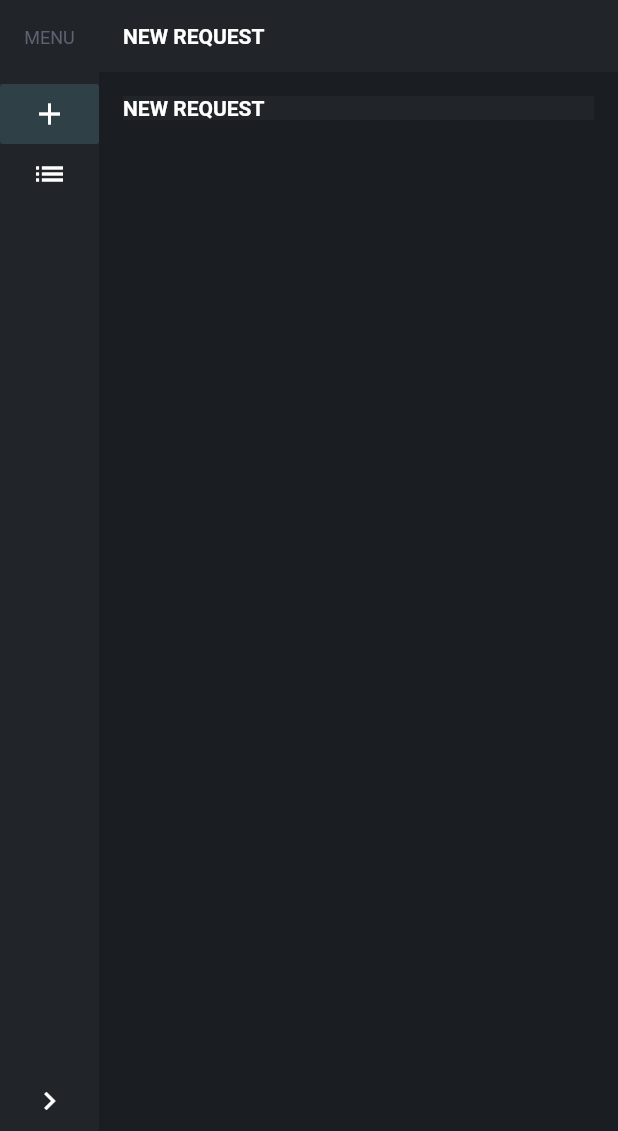
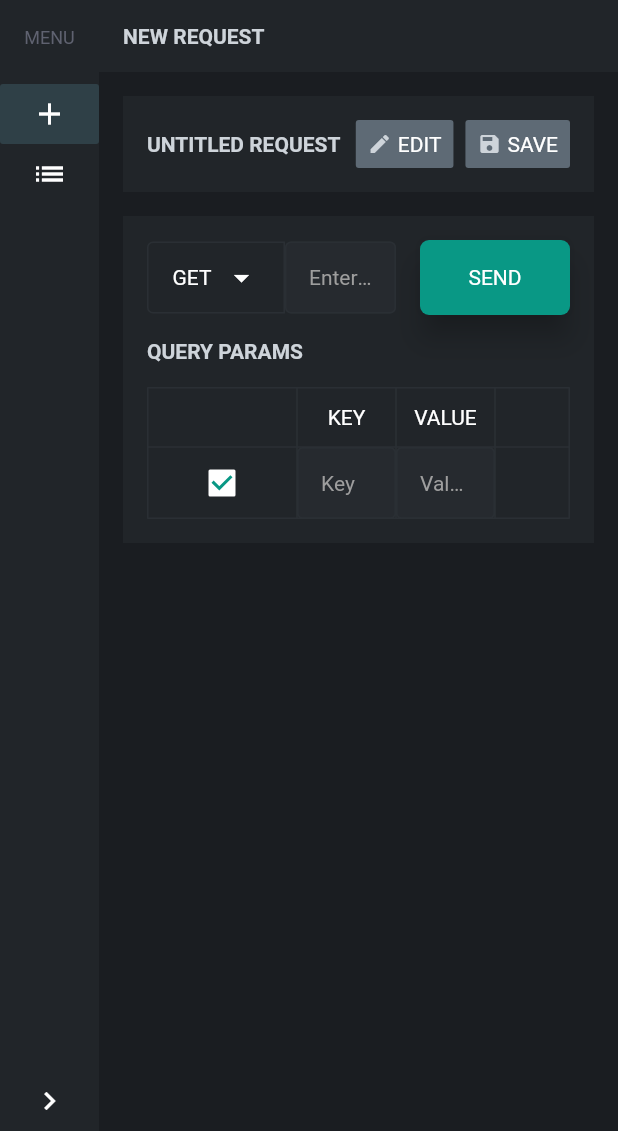
Before and after one commit to syedmurtaza108/flutter-postman, a Flutter app: the HomePage screen opened by its route, on a phone screen of 412 x 824 dp, the part 105-1236 px from its top. Run offline on Flutter 3.47's test engine with Material 2 defaults, Android fonts, the phone set to English and light mode, and no system bars; drawn by our look-alikes of auto_size_text; our stand-ins replace firebase_auth, firebase_core, flutter_bloc, lottie; accounts and stored records are empty.

Commit message:
json key form

```diff
--- a/lib/app/screens/api/view/api_view.dart
+++ b/lib/app/screens/api/view/api_view.dart
@@ -0,0 +1,124 @@
+import 'package:flutter/material.dart';
+import 'package:flutter_postman/app/screens/widgets/widgets.dart';
+import 'package:flutter_postman/app/utils/utils.dart';
+
+class ApiView extends StatefulWidget {
+  const ApiView({
+    required this.title,
+    super.key,
+  });
+
+  final String title;
+
+  @override
+  State<ApiView> createState() => _ApiViewState();
+}
+
+class _ApiViewState extends State<ApiView> {
+  @override
+  Widget build(BuildContext context) {
+    const color = Color(0xffced4da);
+    return Column(
+      children: [
+        Container(
+          color: const Color(0xff212529),
+          width: double.maxFinite,
+          margin: 16.padding,
+          padding: 16.padding,
+          child: Row(
+            children: [
+              Expanded(
+                child: widget.title.body1
+                    .withAlign(TextAlign.start)
+                    .bold
+                    .withColor(color),
+              ),
+              8.width,
+              Material(
+                color: const Color(0xff5e6a75),
+                borderRadius: BorderRadius.circular(2),
+                child: InkWell(
+                  borderRadius: BorderRadius.circular(2),
+                  onTap: () {},
+                  child: Padding(
+                    padding: 8.padding,
+                    child: Row(
+                      children: [
+                        const Icon(Icons.edit, color: color, size: 16),
+                        4.width,
+                        'EDIT'.body1,
+                      ],
+                    ),
+                  ),
+                ),
+              ),
+              8.width,
+              Material(
+                color: const Color(0xff5e6a75),
+                borderRadius: BorderRadius.circular(2),
+                child: InkWell(
+                  borderRadius: BorderRadius.circular(2),
+                  onTap: () {},
+                  child: Padding(
+                    padding: 8.padding,
+                    child: Row(
+                      children: [
+                        const Icon(Icons.save, color: color, size: 16),
+                        4.width,
+                        'SAVE'.body1,
+                      ],
+                    ),
+                  ),
+                ),
+              ),
+            ],
+          ),
+        ),
+        Container(
+          color: const Color(0xff212529),
+          width: double.maxFinite,
+          margin: 16.horizontal,
+          padding: 16.padding,
+          child: Column(
+            crossAxisAlignment: CrossAxisAlignment.stretch,
+            children: [
+              Row(
+                children: [
+                  HttpMethodsMenu(
+                    httpMethod: HttpMethod.get,
+                    onFilter: (_) {},
+                  ),
+                  Expanded(
+                    child: AppTextField(
+                      title: '',
+                      hint: 'Enter request URL',
+                      onChanged: (_) {},
+                      content: '',
+                      error: null,
+                    ),
+                  ),
+                  16.width,
+                  SizedBox(
+                    width: 100,
+                    child: PrimaryButton(
+                      text: 'SEND',
+                      onPressed: () {},
+                    ),
+                  ),
+                ],
+              ),
+              16.height,
+              'QUERY PARAMS'
+                  .body1
+                  .withAlign(TextAlign.start)
+                  .bold
+                  .withColor(const Color(0xffced4da)),
+              16.height,
+              const JsonTextField(),
+            ],
+          ),
+        ),
+      ],
+    );
+  }
+}
--- a/lib/app/screens/home/view/home_page.dart
+++ b/lib/app/screens/home/view/home_page.dart
@@ -1,6 +1,6 @@
-import 'package:firebase_auth/firebase_auth.dart';
 import 'package:flutter/material.dart';
 import 'package:flutter_bloc/flutter_bloc.dart';
+import 'package:flutter_postman/app/screens/api/api.dart';
 import 'package:flutter_postman/app/screens/home/home.dart';
 import 'package:flutter_postman/app/screens/login/view/login_page.dart';
 import 'package:flutter_postman/app/screens/logout/logout.dart';
@@ -27,7 +27,7 @@ class _HomePageState extends State<HomePage> {
         isCollapsed: MediaQuery.of(context).size.width <= 800,
         items: [
           CollapsibleItem(
-            text: 'NEW REQUEST BITRISE',
+            text: 'NEW REQUEST',
             icon: Icons.add,
             onPressed: () {},
             isSelected: true,
@@ -38,7 +38,9 @@ class _HomePageState extends State<HomePage> {
             onPressed: () {},
           ),
         ],
-        body: Column(
+        body: SingleChildScrollView(
+          controller: ScrollController(),
+          child: Column(
             children: [
               Container(
                 color: const Color(0xff292e32),
@@ -104,15 +106,17 @@ class _HomePageState extends State<HomePage> {
                 color: const Color(0xff212529),
                 width: double.maxFinite,
                 padding: 16.padding,
-              child: 'NEW REQUEST'.body1.withAlign(TextAlign.start).bold,
+                child: 'NEW REQUEST'
+                    .body1
+                    .withAlign(TextAlign.start)
+                    .bold
+                    .withColor(const Color(0xffced4da)),
               ),
-            Container(
-              color: const Color(0xff212529),
-              width: double.maxFinite,
-              margin: 16.padding,
-              child: 'NEW REQUEST'.body1.withAlign(TextAlign.start).bold,
+              const ApiView(
+                title: 'UNTITLED REQUEST',
               ),
             ],
+          ),
         ),
       ),
     );
--- a/lib/app/screens/login/view/login_page.dart
+++ b/lib/app/screens/login/view/login_page.dart
@@ -57,7 +57,7 @@ class _LoginPageState extends State<LoginPage> with Loading, Message {
                         color: const Color(0xff3d4c81).withOpacity(0.7),
                       ),
                       child: Lottie.asset(
-                        'snow.json',
+                        'assets/snow.json',
                         width: context.mediaQuery.size.width,
                         height: context.mediaQuery.size.height * 0.5,
                       ),
--- a/lib/app/screens/signup/view/signup_page.dart
+++ b/lib/app/screens/signup/view/signup_page.dart
@@ -48,7 +48,7 @@ class _SignupPageState extends State<SignupPage> with Loading, Message {
                         color: const Color(0xff3d4c81).withOpacity(0.7),
                       ),
                       child: Lottie.asset(
-                        'snow.json',
+                        'assets/snow.json',
                         width: context.mediaQuery.size.width,
                         height: context.mediaQuery.size.height * 0.5,
                       ),
--- /dev/null
+++ b/lib/app/screens/widgets/http_methods_menu.dart
@@ -0,0 +1,92 @@
+import 'package:flutter/material.dart';
+import 'package:flutter_postman/app/utils/utils.dart';
+
+class HttpMethodsMenu extends StatefulWidget {
+  const HttpMethodsMenu({
+    required this.httpMethod,
+    required this.onFilter,
+    super.key,
+  });
+
+  final HttpMethod httpMethod;
+
+  final void Function(HttpMethod) onFilter;
+
+  @override
+  State<HttpMethodsMenu> createState() => _HttpMethodsMenuState();
+}
+
+class _HttpMethodsMenuState extends State<HttpMethodsMenu> {
+  @override
+  Widget build(BuildContext context) {
+    return PopupMenuButton(
+      color: const Color(0xff262a2f),
+      position: PopupMenuPosition.under,
+      child: Container(
+        height: 48,
+        decoration: BoxDecoration(
+          border: Border.all(color: const Color(0xff2a2f34)),
+          borderRadius: const BorderRadius.only(
+            topLeft: Radius.circular(4),
+            bottomLeft: Radius.circular(4),
+          ),
+        ),
+        padding: 16.horizontal,
+        child: Center(
+          child: Row(
+            mainAxisSize: MainAxisSize.min,
+            children: [
+              methodName.body1,
+              8.width,
+              const Icon(
+                Icons.arrow_drop_down,
+                color: Colors.white,
+              )
+            ],
+          ),
+        ),
+      ),
+      itemBuilder: (_) => [
+        _radioButton('GET', HttpMethod.get),
+        _radioButton('POST', HttpMethod.post),
+        _radioButton('PUT', HttpMethod.put),
+        _radioButton('PATCH', HttpMethod.patch),
+        _radioButton('DELETE', HttpMethod.delete),
+      ],
+    );
+  }
+
+  PopupMenuEntry<void> _radioButton(
+    String text,
+    HttpMethod httpMethod,
+  ) {
+    return PopupMenuItem(
+      padding: 0.padding,
+      onTap: () {
+        widget.onFilter(httpMethod);
+      },
+      child: ListTile(
+        mouseCursor: SystemMouseCursors.click,
+        contentPadding: const EdgeInsets.all(8),
+        dense: true,
+        tileColor: const Color(0xff262a2f),
+        title: Text(text, style: context.theme.textTheme.bodyText1),
+      ),
+    );
+  }
+
+  String get methodName {
+    switch (widget.httpMethod) {
+      case HttpMethod.get:
+        return 'GET';
+      case HttpMethod.post:
+        return 'POST';
+      case HttpMethod.put:
+        return 'PUT';
+      case HttpMethod.patch:
+        return 'PATCH';
+      case HttpMethod.delete:
+        return 'DELETE';
+    }
+  }
+}
--- /dev/null
+++ b/lib/app/screens/widgets/json_text_field.dart
@@ -0,0 +1,135 @@
+import 'package:flutter/material.dart';
+import 'package:flutter_postman/app/screens/widgets/text_field.dart';
+import 'package:flutter_postman/app/screens/widgets/widgets.dart';
+import 'package:flutter_postman/app/utils/utils.dart';
+import 'package:uuid/uuid.dart';
+
+class JsonTextField extends StatefulWidget {
+  const JsonTextField({super.key});
+
+  @override
+  State<JsonTextField> createState() => JsonTextFieldState();
+}
+
+class JsonTextFieldState extends State<JsonTextField> {
+  final fields = <JsonFieldState>[JsonFieldState(id: '1')];
+
+  @override
+  Widget build(BuildContext context) {
+    return Table(
+      border: TableBorder.all(color: const Color(0xff2a2f34)),
+      defaultVerticalAlignment: TableCellVerticalAlignment.middle,
+      columnWidths: const {0: FixedColumnWidth(100), 3: FixedColumnWidth(50)},
+      children: [
+        TableRow(
+          children: [
+            const SizedBox.shrink(),
+            Padding(
+              padding: 12.vertical,
+              child: 'KEY'.body1,
+            ),
+            'VALUE'.body1,
+            const SizedBox.shrink(),
+          ],
+        ),
+        ...fields.map(
+          (e) => TableRow(
+            children: [
+              Padding(
+                padding: 8.padding,
+                child: SizedBox(
+                  height: 24,
+                  width: 24,
+                  child: Checkbox(
+                    value: e.selected,
+                    activeColor: Colors.white,
+                    onChanged: (_) {},
+                    checkColor: const Color(0xff099885),
+                  ),
+                ),
+              ),
+              AppTextField(
+                title: '',
+                hint: 'Key',
+                onChanged: (data) => _onKeyValueChanged(e.id, data),
+                content: '',
+                error: null,
+              ),
+              AppTextField(
+                title: '',
+                hint: 'Value',
+                onChanged: (data) => _onKeyValueChanged(e.id, data),
+                content: '',
+                error: null,
+              ),
+              Visibility(
+                visible: fields.length > 1,
+                child: Material(
+                  borderRadius: BorderRadius.circular(24),
+                  color: const Color(0xff212529),
+                  child: Padding(
+                    padding: 8.horizontal,
+                    child: InkWell(
+                      borderRadius: BorderRadius.circular(24),
+                      onTap: () => _removeKey(e.id),
+                      child: Padding(
+                        padding: 8.padding,
+                        child: const Icon(
+                          Icons.close,
+                          color: Colors.red,
+                          size: 16,
+                        ),
+                      ),
+                    ),
+                  ),
+                ),
+              ),
+            ],
+          ),
+        ),
+      ],
+    );
+  }
+
+  void _onKeyValueChanged(String id, String data) {
+    final index = fields.indexWhere((item) => item.id == id);
+
+    if (index == fields.length - 1) {
+      fields.add(
+        JsonFieldState(
+          id: const Uuid().v1(
+            options: {
+              'mSecs': DateTime.now().millisecondsSinceEpoch,
+            },
+          ),
+        ),
+      );
+
+      fields.forEach((element) {
+        print(element.id);
+      });
+      setState(() {});
+    }
+  }
+
+  void _removeKey(String id) {
+    final index = fields.indexWhere((item) => item.id == id);
+
+    fields.removeAt(index);
+    print(index);
+    setState(() {});
+  }
+}
+
+class JsonFieldState {
+  JsonFieldState({
+    required this.id,
+    this.selected = true,
+    this.key = '',
+    this.value = '',
+  });
+  final String id;
+  final bool selected;
+  final String key;
+  final String value;
+}
--- a/lib/app/screens/widgets/text_field.dart
+++ b/lib/app/screens/widgets/text_field.dart
@@ -27,8 +27,8 @@ class AppTextFieldState extends State<AppTextField> {
     return Column(
       crossAxisAlignment: CrossAxisAlignment.start,
       children: [
-        widget.title.body1,
-        16.height,
+        if (widget.title.isNotEmpty) widget.title.body1,
+        if (widget.title.isNotEmpty) 16.height,
         TextFormField(
           initialValue: widget.content,
           style: Theme.of(context).textTheme.bodyText1,
--- a/lib/app/screens/widgets/widgets.dart
+++ b/lib/app/screens/widgets/widgets.dart
@@ -1,5 +1,7 @@
 export './app_logo.dart';
 export './button.dart';
+export './http_methods_menu.dart';
+export './json_text_field.dart';
 export './loading_dialog.dart';
 export './password_text_field.dart';
 export './sidebar/sidebar.dart';
--- a/lib/app/theme/light_theme.dart
+++ b/lib/app/theme/light_theme.dart
@@ -110,6 +110,7 @@ class AppTheme {
       inputDecorationTheme: _inputDecorationTheme,
       progressIndicatorTheme: _progressBarTheme,
       dialogBackgroundColor: _colorScheme.background,
+      unselectedWidgetColor: const Color(0xff5a6670),
     );
   }
 }
--- /dev/null
+++ b/lib/app/utils/http_methods.dart
@@ -0,0 +1,7 @@
+enum HttpMethod {
+  get,
+  post,
+  put,
+  patch,
+  delete,
+}
--- a/lib/app/utils/utils.dart
+++ b/lib/app/utils/utils.dart
@@ -1,3 +1,4 @@
 export './colors.dart';
 export './common_extensions.dart';
 export './fonts.dart';
+export './http_methods.dart';
--- a/pubspec.yaml
+++ b/pubspec.yaml
@@ -17,6 +17,7 @@ dependencies:
   flutter_bloc: ^8.0.1
   lottie: ^1.4.1
   shared_preferences: ^2.0.15
+  uuid: ^3.0.6
 
 dev_dependencies:
   flutter_test:
```
Also changed, not shown: pubspec.lock. Lines whose indentation alone changed are shown as unchanged.
